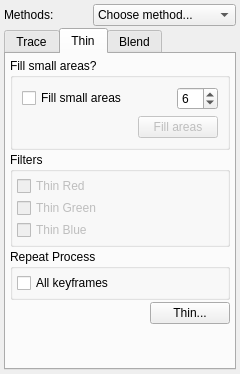
First picture: the form in app/ui/bitmapcoloringwidget.ui, repository pencil2d/pencil, before the edit.
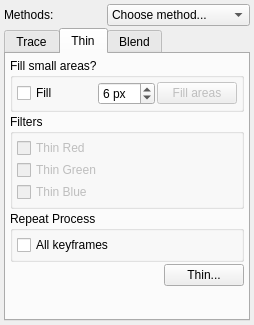
Second picture: the form after the edit. The open tabs and pages were chosen to show the change. Icons and pictures are not drawn.

Commit message: Optimizing UI. Refactoring progress bars

Patch:
```diff
--- a/app/ui/bitmapcoloringwidget.ui
+++ b/app/ui/bitmapcoloringwidget.ui
@@ -6,8 +6,8 @@
    <rect>
     <x>0</x>
     <y>0</y>
-    <width>240</width>
-    <height>374</height>
+    <width>254</width>
+    <height>325</height>
    </rect>
   </property>
   <property name="windowTitle">
@@ -316,23 +316,31 @@
           <string>Fill small areas?</string>
          </property>
          <layout class="QVBoxLayout" name="verticalLayout">
+          <property name="spacing">
+           <number>2</number>
+          </property>
+          <property name="leftMargin">
+           <number>4</number>
+          </property>
+          <property name="topMargin">
+           <number>4</number>
+          </property>
+          <property name="rightMargin">
+           <number>4</number>
+          </property>
+          <property name="bottomMargin">
+           <number>4</number>
+          </property>
           <item>
            <layout class="QGridLayout" name="gridLayout">
-            <item row="0" column="0" colspan="2">
-             <widget class="QCheckBox" name="cbSpotAreas">
-              <property name="toolTip">
-               <string>Fill small, unwanted areas in lines</string>
-              </property>
-              <property name="text">
-               <string>Fill small areas</string>
-              </property>
-             </widget>
-            </item>
             <item row="0" column="2">
              <widget class="QSpinBox" name="sbSpotAreas">
               <property name="toolTip">
                <string>Size of area to fill (1-15)</string>
               </property>
+              <property name="suffix">
+               <string> px</string>
+              </property>
               <property name="minimum">
                <number>1</number>
               </property>
@@ -344,20 +352,17 @@
               </property>
              </widget>
             </item>
-            <item row="1" column="0">
-             <spacer name="horizontalSpacer">
-              <property name="orientation">
-               <enum>Qt::Horizontal</enum>
+            <item row="0" column="0" colspan="2">
+             <widget class="QCheckBox" name="cbSpotAreas">
+              <property name="toolTip">
+               <string>Fill small, unwanted areas in lines</string>
               </property>
-              <property name="sizeHint" stdset="0">
-               <size>
-                <width>40</width>
-                <height>20</height>
-               </size>
+              <property name="text">
+               <string>Fill</string>
               </property>
-             </spacer>
+             </widget>
             </item>
-            <item row="1" column="1" colspan="2">
+            <item row="0" column="3">
              <widget class="QPushButton" name="btnFillAreas">
               <property name="enabled">
                <bool>false</bool>
```
Left out of the diff: 14 changed lines with no effect on the pictures. The commit also changes 2 other files.
